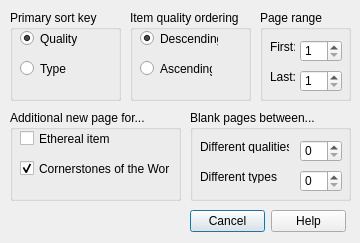
The window that stashsortingoptionsdialog.ui (kambala-decapitator/MedianXLOfflineTools) describes before a commit, drawn with Qt 5.
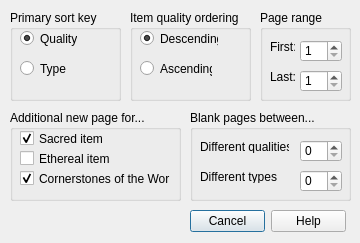
The same window after the commit.

What changed in the file:
```diff
--- a/stashsortingoptionsdialog.ui
+++ b/stashsortingoptionsdialog.ui
@@ -224,7 +224,7 @@
     <property name="geometry">
      <rect>
       <x>10</x>
-      <y>20</y>
+      <y>40</y>
       <width>91</width>
       <height>17</height>
      </rect>
@@ -237,7 +237,7 @@
     <property name="geometry">
      <rect>
       <x>10</x>
-      <y>50</y>
+      <y>60</y>
       <width>151</width>
       <height>17</height>
      </rect>
@@ -249,6 +249,22 @@
      <bool>true</bool>
     </property>
    </widget>
+   <widget class="QCheckBox" name="separateSacredsCheckBox">
+    <property name="geometry">
+     <rect>
+      <x>10</x>
+      <y>20</y>
+      <width>84</width>
+      <height>17</height>
+     </rect>
+    </property>
+    <property name="text">
+     <string>Sacred items</string>
+    </property>
+    <property name="checked">
+     <bool>true</bool>
+    </property>
+   </widget>
   </widget>
   <widget class="QGroupBox" name="blankPagesGroupBox">
    <property name="geometry">
```
